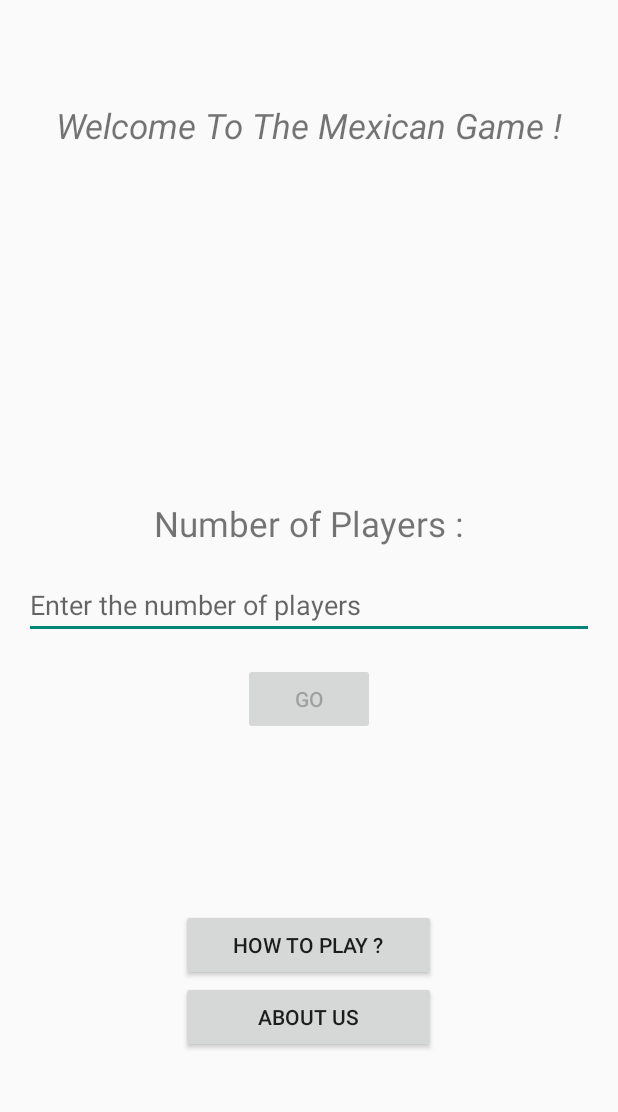
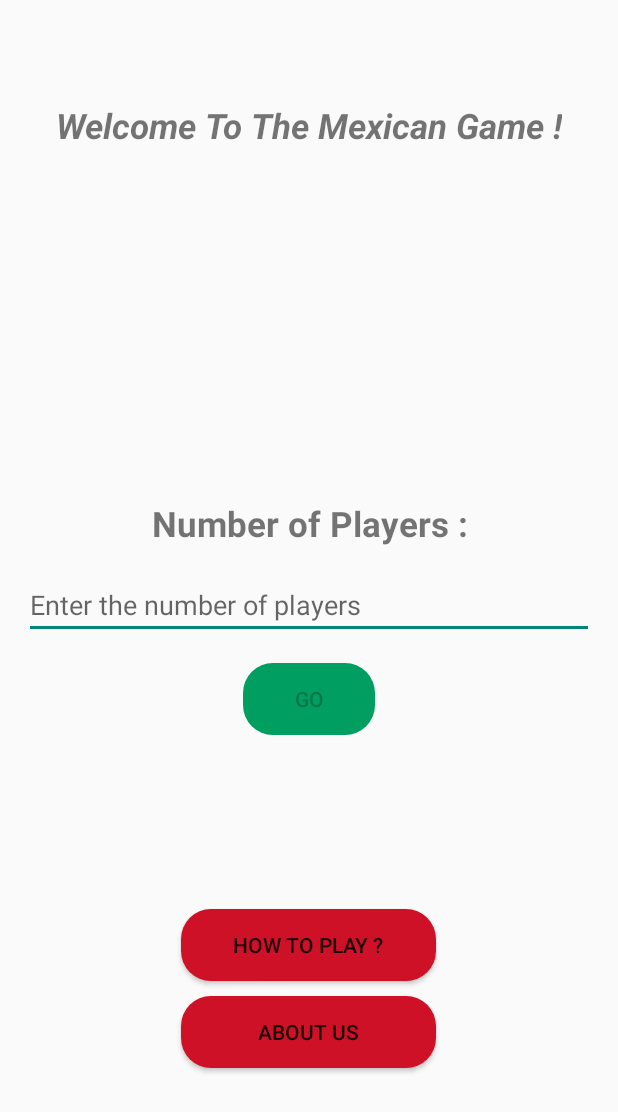
Before and after one commit to talmi2/TheMexicanGame, an Android app: the screen it shows after launch (MainActivity), on a phone screen of 412 x 824 dp. Shown: the top 1112 px of the screen. Run offline under Robolectric (Android 15) with nearby library versions, the phone set to English and light mode, and no system bars.

Commit message:
commit 9
Design first page

```diff
--- /dev/null
+++ b/app/src/main/res/drawable/rond.xml
@@ -0,0 +1,7 @@
+<shape xmlns:android="http://schemas.android.com/apk/res/android"
+    android:shape="rectangle">
+    <corners
+        android:radius="20dp" />
+    <solid
+        android:color="@color/mexico_green" />
+</shape>
--- /dev/null
+++ b/app/src/main/res/drawable/round_red.xml
@@ -0,0 +1,7 @@
+<shape xmlns:android="http://schemas.android.com/apk/res/android"
+    android:shape="rectangle">
+    <corners
+        android:radius="20dp" />
+    <solid
+        android:color="@color/mexico_red" />
+</shape>
--- a/app/src/main/res/layout/activity_main.xml
+++ b/app/src/main/res/layout/activity_main.xml
@@ -19,7 +19,9 @@
         android:layout_gravity="center_horizontal"
         android:layout_marginTop="60dp"
         android:layout_marginBottom="210dp"
-        android:textStyle="italic"
+        android:textStyle="italic|bold"
+
+
         />
 
     <TextView
@@ -31,6 +33,7 @@
         android:layout_margin="16dp"
         android:layout_gravity="center_horizontal"
         android:textAlignment="center"
+        android:textStyle="bold"
         />
 
     <EditText
@@ -51,14 +54,17 @@
         android:layout_height="wrap_content"
         android:layout_gravity="center_horizontal"
         android:layout_margin="16dp"
+        android:background="@drawable/rond"
         android:text="GO"
         />
+
 
     <Button
         android:id="@+id/rules_button"
         android:layout_width="170dp"
         android:layout_height="wrap_content"
         android:text="How to play ?"
+        android:background="@drawable/round_red"
         android:layout_gravity="center_horizontal"
         android:layout_marginTop="100dp"
         />
@@ -67,8 +73,14 @@
         android:id="@+id/about_us_button"
         android:layout_width="170dp"
         android:layout_height="wrap_content"
+        android:background="@drawable/round_red"
         android:layout_gravity="center_horizontal"
         android:text="about us"
+        android:layout_marginTop="10dp"
         />
+    <androidx.viewpager.widget.ViewPager
+        android:id="@+id/view_pager"
+        android:layout_width="match_parent"
+        android:layout_height="match_parent" />
 
 </LinearLayout>
--- a/app/src/main/res/layout/activity_rules.xml
+++ b/app/src/main/res/layout/activity_rules.xml
@@ -33,8 +33,8 @@ When a player is left with 0 points, he as three options:\n
 1) To ask truthfully to a question \n
 2) To do a given action \n
 3) If he is above the age of 18 a third option is given: drink a shot\n
-je rajoute des lignes pour bien te montrer"
+"
         android:textAlignment="gravity"
-        android:textSize="15dp" />
+        android:textSize="25dp" />
 
 </ScrollView>
--- a/app/src/main/res/values/colors.xml
+++ b/app/src/main/res/values/colors.xml
@@ -7,4 +7,9 @@
     <color name="teal_700">#FF018786</color>
     <color name="black">#FF000000</color>
     <color name="white">#FFFFFFFF</color>
+    <color name="green">#00FF00</color>
+    <color name="mexico_green">#009E60</color>
+    <color name="mexico_red">#CE1126</color>
+
+
 </resources>
```
Also changed, not shown: app/src/main/java/fr/delcey/mexicangame/MainActivity.java (+7 -7 lines).
